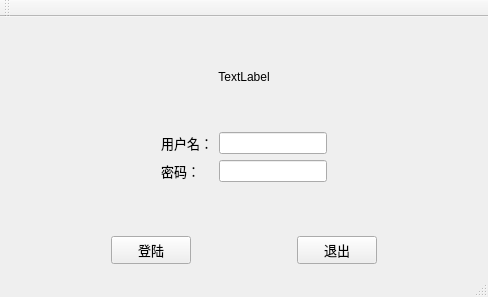
First picture: the form in mainwindow.ui, repository nizqleo/autoprint, before the edit.
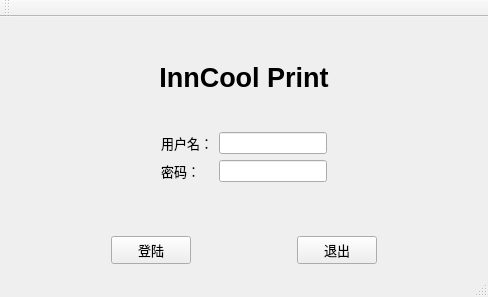
Second picture: the form after the edit. Icons and pictures are not drawn.

```diff
--- a/mainwindow.ui
+++ b/mainwindow.ui
@@ -43,11 +43,18 @@
             <height>130</height>
            </size>
           </property>
+          <property name="font">
+           <font>
+            <pointsize>20</pointsize>
+            <weight>75</weight>
+            <bold>true</bold>
+           </font>
+          </property>
           <property name="layoutDirection">
            <enum>Qt::LeftToRight</enum>
           </property>
           <property name="text">
-           <string>TextLabel</string>
+           <string>InnCool Print</string>
           </property>
           <property name="alignment">
            <set>Qt::AlignCenter</set>
```
Left out of the diff: 2 changed lines with no effect on the pictures.
